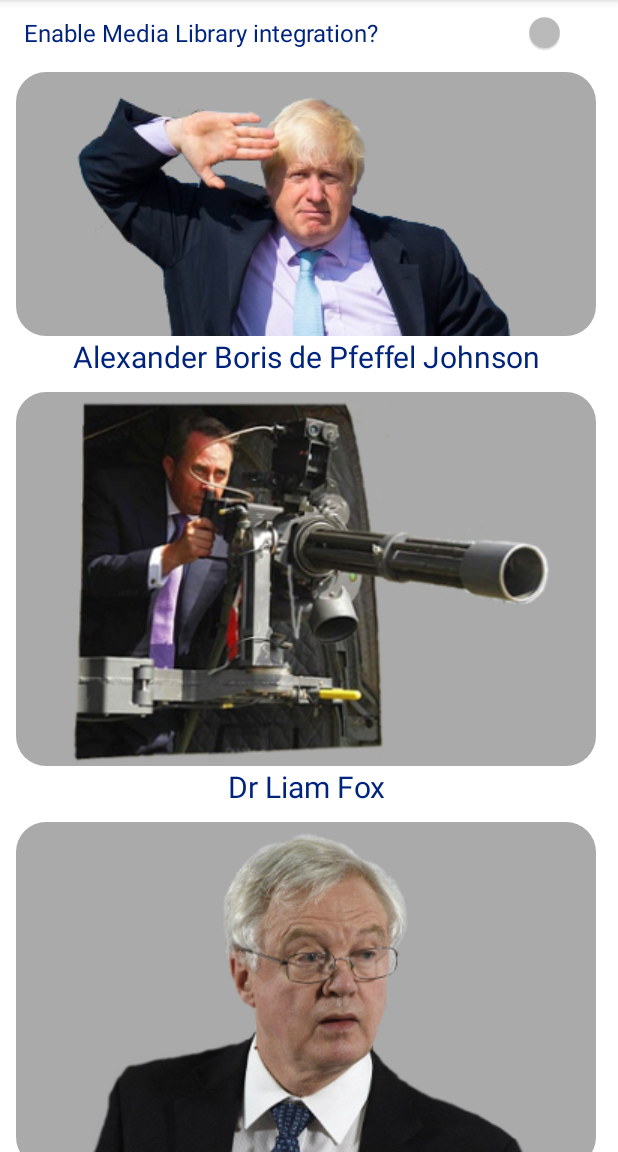
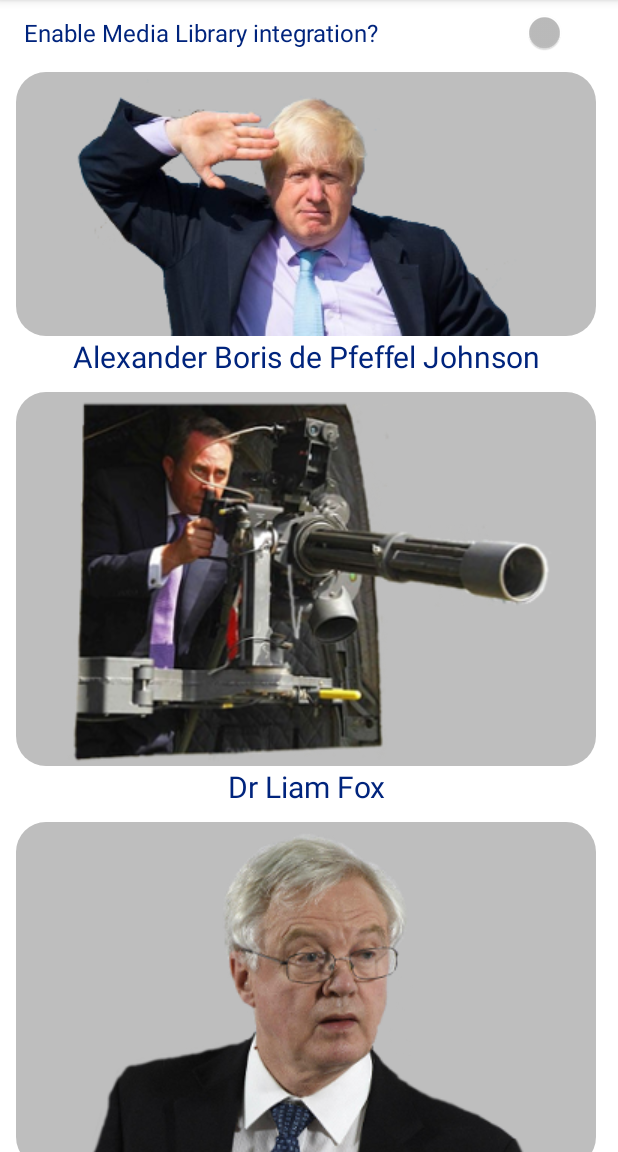
Before and after one commit to jameshnsears/brexitsoundboard, an Android app: the screen it shows after launch (ActivityBrexitSoundboard), on a phone screen of 412 x 824 dp, the part 84-1236 px from its top. Run offline under Robolectric (Android 15) with nearby library versions, the phone set to English and light mode, and no system bars; our stand-ins replace Timber; libraries missing offline, so code that uses them is left out: com.microsoft.appcenter; 1 statement that could not run was skipped.

Commit message:
improve l&f - buttons

```diff
--- a/app/src/main/res/drawable/corners_buttons.xml
+++ b/app/src/main/res/drawable/corners_buttons.xml
@@ -9,13 +9,13 @@
     <item android:state_selected="true">
         <shape>
             <corners android:radius="20dp" />
-            <solid android:color="@android:color/tertiary_text_light" />
+            <solid android:color="@color/colorLightGrey" />
         </shape>
     </item>
     <item>
         <shape>
             <corners android:radius="20dp" />
-            <solid android:color="@android:color/darker_gray" />
+            <solid android:color="@color/colorGrey" />
         </shape>
     </item>
 </selector>
--- a/app/src/main/res/values/colors.xml
+++ b/app/src/main/res/values/colors.xml
@@ -3,4 +3,6 @@
     <color name="colorRed">#cf142b</color>
     <color name="colorWhite">#FFFFFF</color>
     <color name="colorBlue">#00247d</color>
+    <color name="colorGrey">#FFBEBEBE</color>
+    <color name="colorLightGrey">#A1BEBEBE</color>
 </resources>
```
